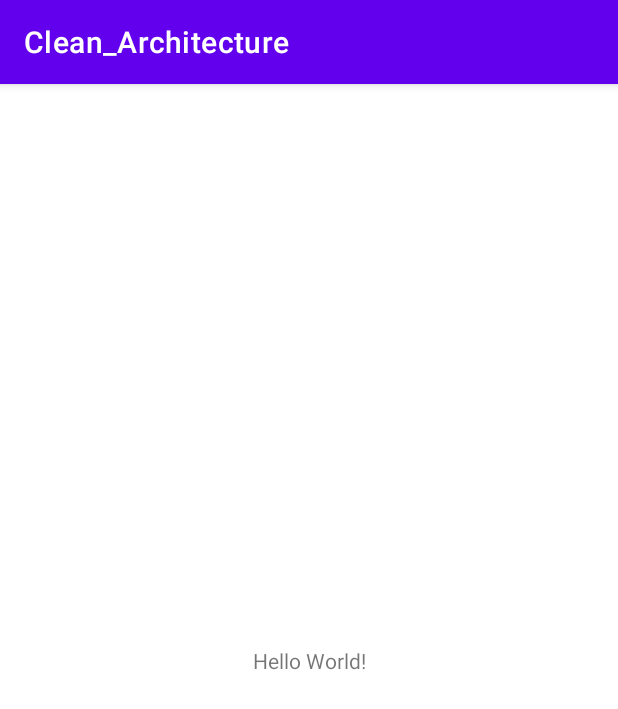
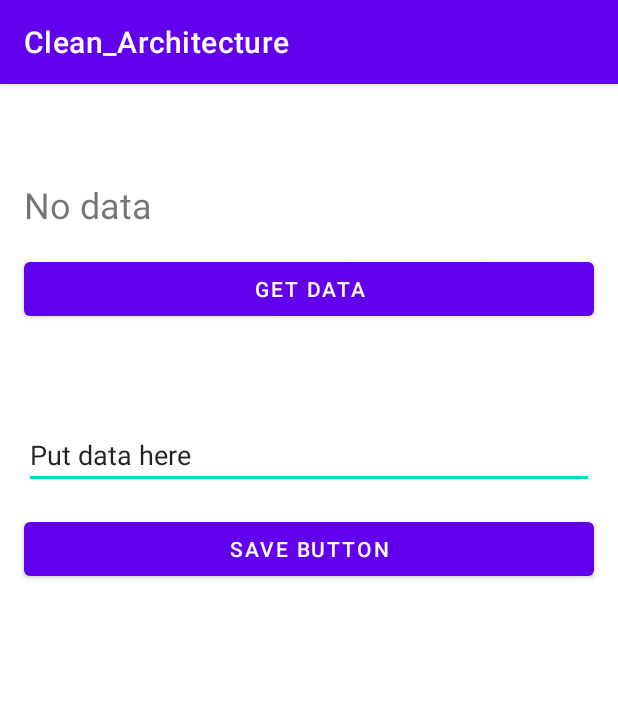
Before and after one commit to Novikov/Clean_Architecture, an Android app: the screen it shows after launch (MainActivity), on a phone screen of 412 x 824 dp. Shown: the top 709 px of the screen. Run offline under Robolectric (Android 15) with nearby library versions, the phone set to English and light mode, and no system bars.

Commit message:
Project template

```diff
--- a/app/src/main/AndroidManifest.xml
+++ b/app/src/main/AndroidManifest.xml
@@ -9,7 +9,7 @@
         android:roundIcon="@mipmap/ic_launcher_round"
         android:supportsRtl="true"
         android:theme="@style/Theme.Clean_Architecture">
-        <activity android:name=".MainActivity">
+        <activity android:name=".presentation.MainActivity">
             <intent-filter>
                 <action android:name="android.intent.action.MAIN" />
 
--- a/app/src/main/java/com/example/clean_architecture/MainActivity.kt
+++ /dev/null
@@ -1,11 +0,0 @@
-package com.example.clean_architecture
-
-import androidx.appcompat.app.AppCompatActivity
-import android.os.Bundle
-
-class MainActivity : AppCompatActivity() {
-    override fun onCreate(savedInstanceState: Bundle?) {
-        super.onCreate(savedInstanceState)
-        setContentView(R.layout.activity_main)
-    }
-}
--- /dev/null
+++ b/app/src/main/java/com/example/clean_architecture/presentation/MainActivity.kt
@@ -0,0 +1,28 @@
+package com.example.clean_architecture.presentation
+
+import androidx.appcompat.app.AppCompatActivity
+import android.os.Bundle
+import android.widget.Button
+import android.widget.EditText
+import android.widget.TextView
+import com.example.clean_architecture.R
+
+class MainActivity : AppCompatActivity() {
+    override fun onCreate(savedInstanceState: Bundle?) {
+        super.onCreate(savedInstanceState)
+        setContentView(R.layout.activity_main)
+
+        val dataTextView = findViewById<TextView>(R.id.dataTextView)
+        val dataEditText = findViewById<EditText>(R.id.dataEditText)
+        val sendButton = findViewById<Button>(R.id.sendButton)
+        val receiveButton = findViewById<Button>(R.id.receiveButton)
+
+        sendButton.setOnClickListener {
+            //Клик по кнопке Save data
+        }
+
+        receiveButton.setOnClickListener {
+            //Клик по кнопке Get data
+        }
+    }
+}
--- a/app/src/main/res/layout/activity_main.xml
+++ b/app/src/main/res/layout/activity_main.xml
@@ -4,15 +4,58 @@
     xmlns:tools="http://schemas.android.com/tools"
     android:layout_width="match_parent"
     android:layout_height="match_parent"
-    tools:context=".MainActivity">
+    tools:context=".presentation.MainActivity">
 
     <TextView
-        android:layout_width="wrap_content"
+        android:id="@+id/dataTextView"
+        android:layout_width="0dp"
         android:layout_height="wrap_content"
-        android:text="Hello World!"
-        app:layout_constraintBottom_toBottomOf="parent"
-        app:layout_constraintLeft_toLeftOf="parent"
-        app:layout_constraintRight_toRightOf="parent"
+        android:layout_marginStart="16dp"
+        android:layout_marginTop="64dp"
+        android:layout_marginEnd="16dp"
+        android:text="No data"
+        android:textSize="24sp"
+        app:layout_constraintEnd_toEndOf="parent"
+        app:layout_constraintStart_toStartOf="parent"
         app:layout_constraintTop_toTopOf="parent" />
 
+    <Button
+        android:id="@+id/receiveButton"
+        android:layout_width="0dp"
+        android:layout_height="wrap_content"
+        android:layout_marginStart="16dp"
+        android:layout_marginTop="16dp"
+        android:layout_marginEnd="16dp"
+        android:text="Get Data"
+        app:layout_constraintEnd_toEndOf="parent"
+        app:layout_constraintHorizontal_bias="0.0"
+        app:layout_constraintStart_toStartOf="parent"
+        app:layout_constraintTop_toBottomOf="@+id/dataTextView" />
+
+    <EditText
+        android:id="@+id/dataEditText"
+        android:layout_width="0dp"
+        android:layout_height="wrap_content"
+        android:layout_marginStart="16dp"
+        android:layout_marginTop="64dp"
+        android:layout_marginEnd="16dp"
+        android:ems="10"
+        android:inputType="textPersonName"
+        android:text="Put data here"
+        app:layout_constraintEnd_toEndOf="parent"
+        app:layout_constraintStart_toStartOf="parent"
+        app:layout_constraintTop_toBottomOf="@+id/receiveButton" />
+
+    <Button
+        android:id="@+id/sendButton"
+        android:layout_width="0dp"
+        android:layout_height="wrap_content"
+        android:layout_marginStart="16dp"
+        android:layout_marginTop="16dp"
+        android:layout_marginEnd="16dp"
+        android:text="Save Button"
+        app:layout_constraintEnd_toEndOf="parent"
+        app:layout_constraintStart_toStartOf="parent"
+        app:layout_constraintTop_toBottomOf="@+id/dataEditText" />
+
 </androidx.constraintlayout.widget.ConstraintLayout>
```
